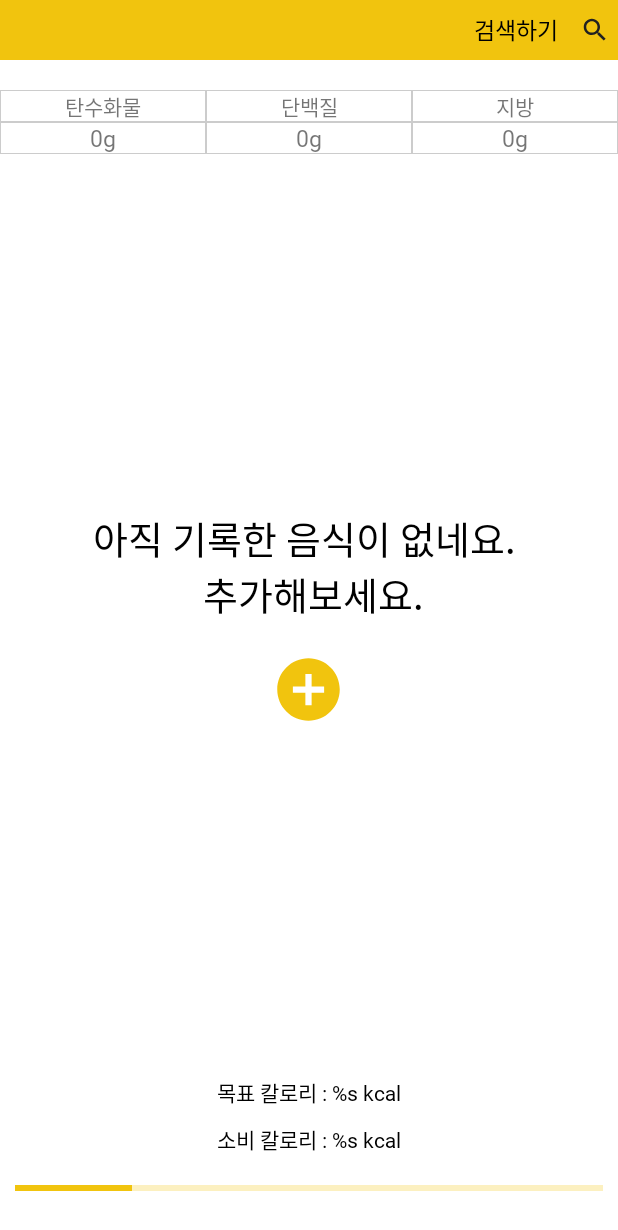
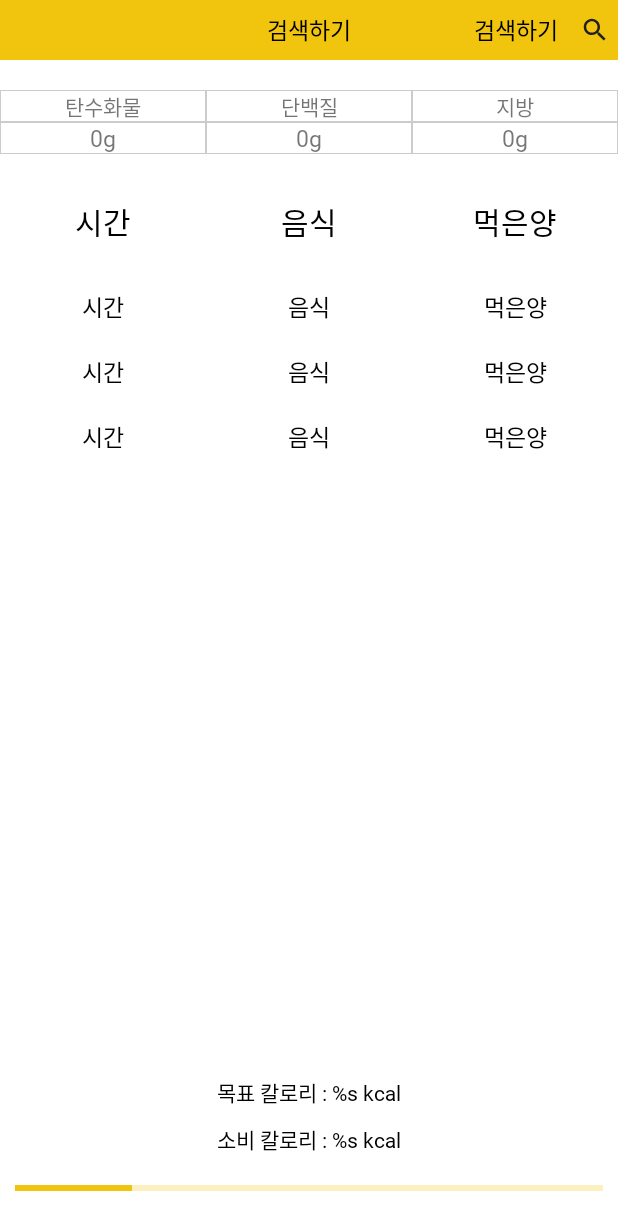
Before and after one commit to aksghwoddl/FooDi, an Android app: the layout fragment_diary.xml on its own in the app's theme, with its tools: preview values and no code run, on a phone screen of 412 x 824 dp. Shown: the top 1230 px of the screen. Run offline under Robolectric (Android 15) with nearby library versions, the phone set to English and light mode, and no system bars.

Commit message:
1. DiaryFragment ViewModel 추가 및 Romm DB 데이터 구조 변경
Todo : Room DB가 정상적으로 나오지 않는것으로 보임 확인 필요

```diff
--- a/FooDi/app/src/main/java/com/lee/foodi/data/repository/FoodiRepository.kt
+++ b/FooDi/app/src/main/java/com/lee/foodi/data/repository/FoodiRepository.kt
@@ -7,5 +7,9 @@ import com.lee.foodi.data.room.dao.DiaryDAO
 import com.lee.foodi.data.room.db.DiaryDatabase
 
 class FoodiRepository {
+    private val diaryDAO = DiaryDatabase.getInstance().diaryDao()
+
     suspend fun getSearchFood(foodName : String , page : String) = RestServiceInstance.getInstance().getSearchFood(foodName , page)
+
+    suspend fun getAllDiaryItems(date : String ) = diaryDAO.getDiaryItemByDate(date)
 }
--- a/FooDi/app/src/main/java/com/lee/foodi/data/room/dao/DiaryDAO.kt
+++ b/FooDi/app/src/main/java/com/lee/foodi/data/room/dao/DiaryDAO.kt
@@ -4,7 +4,7 @@ import androidx.room.Dao
 import androidx.room.Insert
 import androidx.room.OnConflictStrategy
 import androidx.room.Query
-import com.lee.foodi.data.rest.model.FoodInfoData
+import com.lee.foodi.data.room.entity.DiaryItem
 import com.lee.foodi.data.room.entity.DiaryItemEntity
 
 @Dao
@@ -12,6 +12,6 @@ interface DiaryDAO {
     @Insert(onConflict = OnConflictStrategy.REPLACE)
     suspend fun addDiaryItem(item : DiaryItemEntity)
 
-    @Query("SELECT food FROM DIARY_ITEM_TBL WHERE date =:queryDate")
-    suspend fun getDiaryItemByDate(queryDate : String) : MutableList<FoodInfoData>
+    @Query("SELECT * FROM DIARY_ITEM_TBL WHERE date =:queryDate")
+    suspend fun getDiaryItemByDate(queryDate : String) : MutableList<DiaryItem>
 }
--- a/FooDi/app/src/main/java/com/lee/foodi/ui/activities/ContainerActivity.kt
+++ b/FooDi/app/src/main/java/com/lee/foodi/ui/activities/ContainerActivity.kt
@@ -34,8 +34,6 @@ class ContainerActivity : AppCompatActivity() {
      * **/
     @SuppressLint("UseCompatLoadingForDrawables")
     private fun initFragmentAdapter() {
-        val tabNameArray = resources.getStringArray(R.array.bottom_tab_array)
-
         val tabImageArray = arrayOf(
             resources.getDrawable(R.drawable.graph_icon  , null),
             resources.getDrawable(R.drawable.note , null),
--- a/FooDi/app/src/main/java/com/lee/foodi/ui/factory/FoodiViewModelFactory.kt
+++ b/FooDi/app/src/main/java/com/lee/foodi/ui/factory/FoodiViewModelFactory.kt
@@ -4,6 +4,7 @@ import androidx.lifecycle.ViewModel
 import androidx.lifecycle.ViewModelProvider
 import com.lee.foodi.data.repository.FoodiRepository
 import com.lee.foodi.ui.activities.search.viewmodel.SearchFoodViewModel
+import com.lee.foodi.ui.fragments.diary.viewmodel.DiaryViewModel
 import com.lee.foodi.ui.fragments.user.viewmodel.SettingUserViewModel
 
 class FoodiViewModelFactory(private val repository: FoodiRepository) : ViewModelProvider.Factory {
@@ -12,6 +13,8 @@ class FoodiViewModelFactory(private val repository: FoodiRepository) : ViewModel
             SearchFoodViewModel(repository) as T
         } else if(modelClass.isAssignableFrom(SettingUserViewModel::class.java)){
             SettingUserViewModel() as T
+        }else if(modelClass.isAssignableFrom(DiaryViewModel::class.java)){
+            DiaryViewModel(repository) as T
         } else {
             throw java.lang.IllegalArgumentException("해당 ViewModel을 찾을수가 없습니다!")
         }
--- /dev/null
+++ b/FooDi/app/src/main/res/layout/diary_food_item.xml
@@ -0,0 +1,56 @@
+<?xml version="1.0" encoding="utf-8"?>
+<androidx.constraintlayout.widget.ConstraintLayout xmlns:android="http://schemas.android.com/apk/res/android"
+    android:layout_width="match_parent"
+    android:layout_height="wrap_content"
+    xmlns:app="http://schemas.android.com/apk/res-auto">
+
+    <LinearLayout
+        android:id="@+id/listLayout"
+        android:layout_width="match_parent"
+        android:layout_height="wrap_content"
+        android:orientation="horizontal"
+        app:layout_constraintTop_toTopOf="parent"
+        android:weightSum="3"
+        >
+        <TextView
+            android:id="@+id/timeTextView"
+            android:layout_width="0dp"
+            android:layout_height="wrap_content"
+            android:text="@string/time"
+            android:padding="10dp"
+            android:fontFamily="@font/swagger"
+            android:textColor="#000"
+            android:textSize="15sp"
+            android:layout_weight="1"
+            android:gravity="center"
+            />
+        <TextView
+            android:id="@+id/foodNameTextView"
+            android:layout_width="0dp"
+            android:layout_height="wrap_content"
+            android:text="@string/food"
+            android:padding="10dp"
+            android:fontFamily="@font/swagger"
+            android:textColor="#000"
+            android:textSize="15sp"
+            android:layout_weight="1"
+            android:gravity="center"
+            />
+
+        <TextView
+            android:id="@+id/servingSizeTextView"
+            android:layout_width="0dp"
+            android:layout_height="wrap_content"
+            android:text="@string/serving"
+            android:padding="10dp"
+            android:fontFamily="@font/swagger"
+            android:textColor="#000"
+            android:textSize="15sp"
+            android:layout_weight="1"
+            android:gravity="center"
+            />
+    </LinearLayout>
+
+
+
+</androidx.constraintlayout.widget.ConstraintLayout>
--- a/FooDi/app/src/main/res/layout/fragment_diary.xml
+++ b/FooDi/app/src/main/res/layout/fragment_diary.xml
@@ -13,6 +13,19 @@
         app:layout_constraintTop_toTopOf="parent"
         android:background="@color/main_color"
         >
+
+        <TextView
+            android:id="@+id/headerDateTextView"
+            android:layout_width="wrap_content"
+            android:layout_height="wrap_content"
+            android:text="@string/search"
+            android:fontFamily="@font/swagger"
+            android:textSize="15sp"
+            android:textColor="#000"
+            android:layout_centerInParent="true"
+            android:layout_marginEnd="40dp"
+            android:layout_centerVertical="true"
+            />
 
         <TextView
             android:id="@+id/headerSearchTextView"
@@ -95,6 +108,7 @@
             android:background="@drawable/border_textview"
             >
             <TextView
+                android:id="@+id/amountCarbonTextView"
                 android:layout_width="0dp"
                 android:layout_height="wrap_content"
                 android:layout_weight="1"
@@ -106,6 +120,7 @@
                 android:gravity="center"
                 />
             <TextView
+                android:id="@+id/amountProteinTextView"
                 android:layout_width="0dp"
                 android:layout_height="wrap_content"
                 android:layout_weight="1"
@@ -116,6 +131,7 @@
                 android:text="@string/zero_gram"
                 />
             <TextView
+                android:id="@+id/amountFatTextView"
                 android:layout_width="0dp"
                 android:layout_height="wrap_content"
                 android:layout_weight="1"
@@ -129,12 +145,80 @@
     </LinearLayout>
 
     <LinearLayout
+        android:id="@+id/diaryListLayout"
+        android:layout_width="match_parent"
+        android:layout_height="0dp"
+        android:orientation="vertical"
+        app:layout_constraintTop_toBottomOf="@id/nutritionSummaryLayout"
+        app:layout_constraintBottom_toTopOf="@id/calorieLayout"
+        app:layout_constraintRight_toRightOf="parent"
+        app:layout_constraintLeft_toLeftOf="parent"
+        android:layout_marginTop="20dp"
+        >
+        <LinearLayout
+            android:id="@+id/listLayout"
+            android:layout_width="match_parent"
+            android:layout_height="wrap_content"
+            android:orientation="horizontal"
+            app:layout_constraintTop_toTopOf="parent"
+            android:weightSum="3"
+            >
+            <TextView
+                android:id="@+id/timeTextView"
+                android:layout_width="0dp"
+                android:layout_height="wrap_content"
+                android:text="@string/time"
+                android:padding="10dp"
+                android:fontFamily="@font/swagger"
+                android:textColor="#000"
+                android:textSize="20sp"
+                android:layout_weight="1"
+                android:gravity="center"
+                />
+            <TextView
+                android:id="@+id/foodNameTextView"
+                android:layout_width="0dp"
+                android:layout_height="wrap_content"
+                android:text="@string/food"
+                android:padding="10dp"
+                android:fontFamily="@font/swagger"
+                android:textColor="#000"
+                android:textSize="20sp"
+                android:layout_weight="1"
+                android:gravity="center"
+                />
+
+            <TextView
+                android:id="@+id/servingSizeTextView"
+                android:layout_width="0dp"
+                android:layout_height="wrap_content"
+                android:text="@string/serving"
+                android:padding="10dp"
+                android:fontFamily="@font/swagger"
+                android:textColor="#000"
+                android:textSize="20sp"
+                android:layout_weight="1"
+                android:gravity="center"
+                />
+        </LinearLayout>
+        <androidx.recyclerview.widget.RecyclerView
+            android:id="@+id/diaryRecyclerView"
+            android:layout_width="match_parent"
+            android:layout_height="match_parent"
+            tools:listitem="@layout/diary_food_item"
+            android:layout_marginTop="10dp"
+            />
+    </LinearLayout>
+
+
+    <LinearLayout
         android:id="@+id/noDiaryItemLayout"
         android:layout_width="match_parent"
         android:layout_height="wrap_content"
         app:layout_constraintTop_toTopOf="parent"
         app:layout_constraintBottom_toBottomOf="parent"
         android:orientation="vertical"
+        android:visibility="gone"
         >
         <TextView
             android:id="@+id/noDiaryItemTextView"
--- a/FooDi/app/src/main/res/values/strings.xml
+++ b/FooDi/app/src/main/res/values/strings.xml
@@ -48,7 +48,11 @@
 
     <!-- Diary -->
     <string name="no_diary_item">아직 기록한 음식이 없네요. \n 추가해보세요.</string>
+    <string name="header_date">%s</string>
     <string name="search">검색하기</string>
+    <string name="time">시간</string>
+    <string name="food">음식</string>
+    <string name="serving">먹은양</string>
     <!---->
 
     <!--User -->
```
Also changed, not shown: FooDi/app/src/main/java/com/lee/foodi/data/room/entity/DiaryEntity.kt (added, +15 -0 lines), FooDi/app/src/main/java/com/lee/foodi/data/room/entity/DiaryItem.kt (renamed from FooDi/app/src/main/res/drawable/ic_baseline_arrow_circle_left_24.xml, +11 -5 lines), FooDi/app/src/main/java/com/lee/foodi/ui/activities/search/FoodDetailActivity.kt (+7 -2 lines), FooDi/app/src/main/java/com/lee/foodi/ui/adapter/DiaryFoodItemRecyclerAdapter.kt (added, +37 -0 lines), FooDi/app/src/main/java/com/lee/foodi/ui/fragments/diary/DiaryFragment.kt (+67 -18 lines), FooDi/app/src/main/java/com/lee/foodi/ui/fragments/diary/viewmodel/DiaryViewModel.kt (+22 -1 lines).
